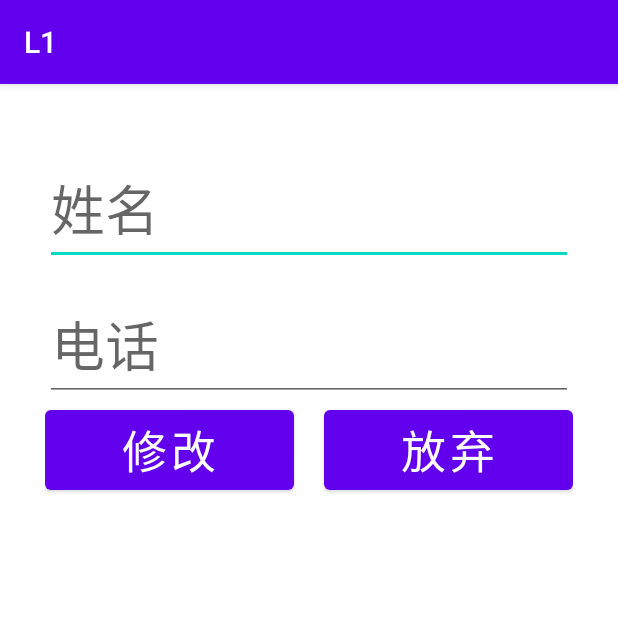
After one commit to Ltmuhai/android, an Android app: the UserEditActivity screen opened directly, with no data from a screen before it, on a phone screen of 412 x 824 dp, the top half of it. The commit adds this screen. Run offline under Robolectric (Android 15) with nearby library versions, the phone set to English and light mode, and no system bars.

Commit message:
页面跳转

```diff
--- a/L1/app/src/main/AndroidManifest.xml
+++ b/L1/app/src/main/AndroidManifest.xml
@@ -1,5 +1,6 @@
 <?xml version="1.0" encoding="utf-8"?>
 <manifest xmlns:android="http://schemas.android.com/apk/res/android"
+    xmlns:tools="http://schemas.android.com/tools"
     package="com.example.l1">
 
     <application
@@ -9,6 +10,8 @@
         android:roundIcon="@mipmap/ic_launcher_round"
         android:supportsRtl="true"
         android:theme="@style/Theme.L1">
+        <activity android:name=".UserEditActivity"></activity>
+        <activity android:name=".UserAddActivity" />
         <activity android:name=".MainActivity">
             <intent-filter>
                 <action android:name="android.intent.action.MAIN" />
--- /dev/null
+++ b/L1/app/src/main/java/com/example/l1/UserEditActivity.java
@@ -0,0 +1,55 @@
+package com.example.l1;
+
+import androidx.appcompat.app.AppCompatActivity;
+
+import android.app.Activity;
+import android.content.Intent;
+import android.os.Bundle;
+import android.view.View;
+import android.widget.Button;
+import android.widget.EditText;
+
+public class UserEditActivity extends AppCompatActivity {
+    Button btnCancel;
+    Button btnEdit;
+    EditText edit1;
+    EditText edit2;
+//    public interface Callback {
+//        void onEditName(String name,String phone);
+//    }
+//    public UserEdit.Callback callback;
+    @Override
+    protected void onCreate(Bundle savedInstanceState) {
+        super.onCreate(savedInstanceState);
+        setContentView(R.layout.activity_user_edit);
+        edit1 = findViewById(R.id.edit1);
+        edit2 = findViewById(R.id.edit2);
+        btnCancel  = findViewById(R.id.Bu_2);
+        btnCancel.setOnClickListener(new View.OnClickListener() {
+            @Override
+            public void onClick(View view) {
+                finish();
+            }
+        });
+
+        btnEdit = findViewById(R.id.Bu_1);
+        btnEdit.setOnClickListener(new View.OnClickListener() {
+            @Override
+            public void onClick(View view) {
+                Intent intent=new Intent();
+                Bundle bundle1=new Bundle();
+                Bundle bundle2=getIntent().getExtras();
+                bundle1.putString("user",edit1.getText().toString());
+                bundle1.putString("phone",edit2.getText().toString());
+                bundle1.putInt("id", (bundle2.getInt("id")));
+                intent.putExtras(bundle1);
+                setResult(Activity.RESULT_OK,intent);
+                finish();
+//                if (callback != null) {
+//                    callback.onEditName(edit1.getText().toString(),edit2.getText().toString());
+//                }
+            }
+        });
+
+    }
+}
--- /dev/null
+++ b/L1/app/src/main/res/layout/activity_user_edit.xml
@@ -0,0 +1,48 @@
+<?xml version="1.0" encoding="utf-8"?>
+<LinearLayout xmlns:android="http://schemas.android.com/apk/res/android"
+    android:layout_width="match_parent"
+    android:layout_height="match_parent"
+    android:orientation="vertical"
+    android:padding="30dp">
+    <EditText
+        android:layout_width="match_parent"
+        android:layout_height="wrap_content"
+        android:textSize="36sp"
+        android:layout_marginTop="16dp"
+        android:hint="姓名"
+        android:id="@+id/edit1"
+        />
+    <EditText
+        android:layout_width="match_parent"
+        android:layout_height="wrap_content"
+        android:textSize="36sp"
+        android:layout_marginTop="16dp"
+        android:hint="电话"
+        android:id="@+id/edit2"
+        />
+    <LinearLayout
+        android:layout_width="match_parent"
+        android:layout_height="wrap_content"
+        android:orientation="horizontal">
+        <Button
+            android:layout_width="0dp"
+            android:layout_height="wrap_content"
+            android:layout_weight="1"
+            android:id="@+id/Bu_1"
+            android:textSize="30sp"
+            android:text="修改"
+            android:layout_below="@id/edit1"
+            android:layout_marginRight="10dp"
+            android:onClick="showToast"/>
+        <Button
+            android:layout_width="0dp"
+            android:layout_height="wrap_content"
+            android:layout_weight="1"
+            android:id="@+id/Bu_2"
+            android:textSize="30sp"
+            android:text="放弃"
+            android:layout_below="@id/edit1"
+            android:layout_marginLeft="10dp"
+            android:onClick="showToast"/>
+    </LinearLayout>
+</LinearLayout>
```
Also changed, not shown: L1/app/src/main/java/com/example/l1/MainActivity.java (+89 -37 lines), L1/app/src/main/java/com/example/l1/UserAddActivity.java (added, +55 -0 lines), L1/app/src/main/res/layout/activity_user_add.xml (added, +46 -0 lines).
